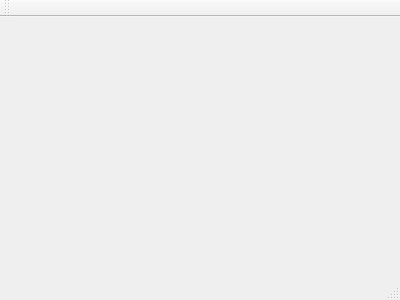
pgils/gWeerstation-GUI, file mainwindow.ui: the form before one commit.
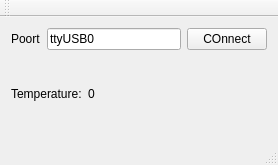
The form after the commit.

Commit message:
Basic serial port reading
Very basic & dirty test for reading data from a serial port, 1 byte at a
time and displaying it in the GUI.

What changed in the file:
```diff
--- a/mainwindow.ui
+++ b/mainwindow.ui
@@ -1,24 +1,91 @@
 <ui version="4.0">
  <class>MainWindow</class>
- <widget class="QMainWindow" name="MainWindow" >
-  <property name="geometry" >
+ <widget class="QMainWindow" name="MainWindow">
+  <property name="geometry">
    <rect>
     <x>0</x>
     <y>0</y>
-    <width>400</width>
-    <height>300</height>
+    <width>278</width>
+    <height>165</height>
    </rect>
   </property>
   <property name="windowTitle" >
    <string>MainWindow</string>
   </property>
-  <widget class="QMenuBar" name="menuBar" />
-  <widget class="QToolBar" name="mainToolBar" />
-  <widget class="QWidget" name="centralWidget" />
-  <widget class="QStatusBar" name="statusBar" />
+  <widget class="QWidget" name="centralWidget">
+   <layout class="QVBoxLayout" name="verticalLayout">
+    <item>
+     <layout class="QHBoxLayout" name="horizontalLayout_2">
+      <item>
+       <widget class="QLabel" name="lblPort">
+        <property name="text">
+         <string>Poort</string>
+        </property>
+       </widget>
+      </item>
+      <item>
+       <widget class="QLineEdit" name="txtPort">
+        <property name="text">
+         <string>ttyUSB0</string>
+        </property>
+       </widget>
+      </item>
+      <item>
+       <widget class="QPushButton" name="btnConnect">
+        <property name="text">
+         <string>COnnect</string>
+        </property>
+       </widget>
+      </item>
+     </layout>
+    </item>
+    <item>
+     <layout class="QHBoxLayout" name="horizontalLayout">
+      <item>
+       <widget class="QLabel" name="lblTemp">
+        <property name="text">
+         <string>Temperature:</string>
+        </property>
+       </widget>
+      </item>
+      <item>
+       <widget class="QLabel" name="lblTempVal">
+        <property name="sizePolicy">
+         <sizepolicy hsizetype="MinimumExpanding" vsizetype="Preferred">
+          <horstretch>0</horstretch>
+          <verstretch>0</verstretch>
+         </sizepolicy>
+        </property>
+        <property name="text">
+         <string>0</string>
+        </property>
+       </widget>
+      </item>
+     </layout>
+    </item>
+   </layout>
+  </widget>
+  <widget class="QMenuBar" name="menuBar">
+   <property name="geometry">
+    <rect>
+     <x>0</x>
+     <y>0</y>
+     <width>278</width>
+     <height>19</height>
+    </rect>
+   </property>
+  </widget>
+  <widget class="QToolBar" name="mainToolBar">
+   <attribute name="toolBarArea">
+    <enum>TopToolBarArea</enum>
+   </attribute>
+   <attribute name="toolBarBreak">
+    <bool>false</bool>
+   </attribute>
+  </widget>
+  <widget class="QStatusBar" name="statusBar"/>
  </widget>
- <layoutDefault spacing="6" margin="11" />
- <pixmapfunction></pixmapfunction>
+ <layoutdefault spacing="6" margin="11"/>
  <resources/>
  <connections/>
 </ui>
```
Left out of the diff: 3 changed lines with no effect on the pictures. The commit also changes 3 other files.
